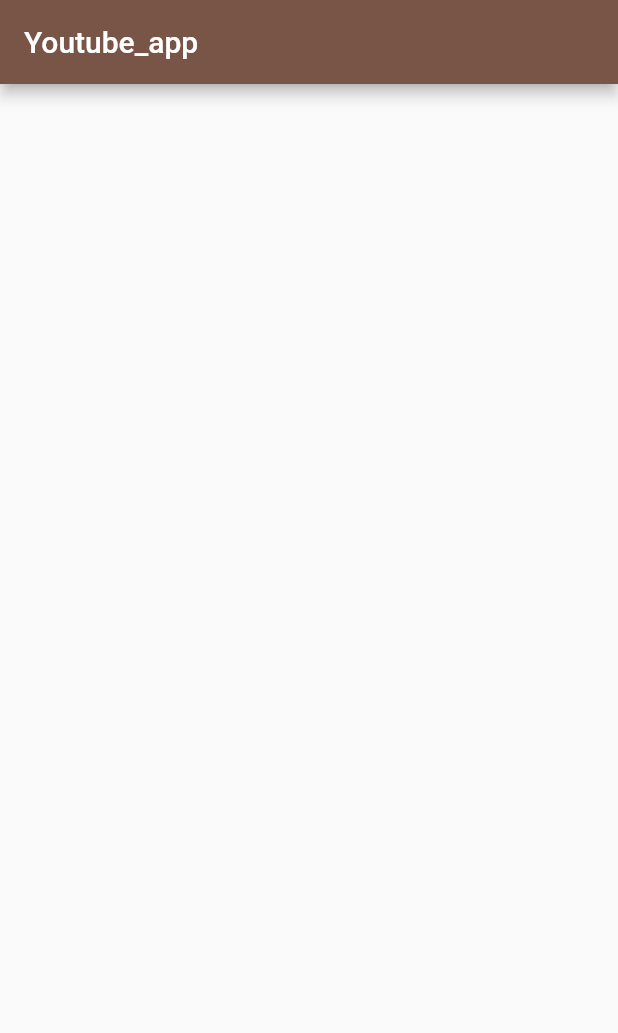
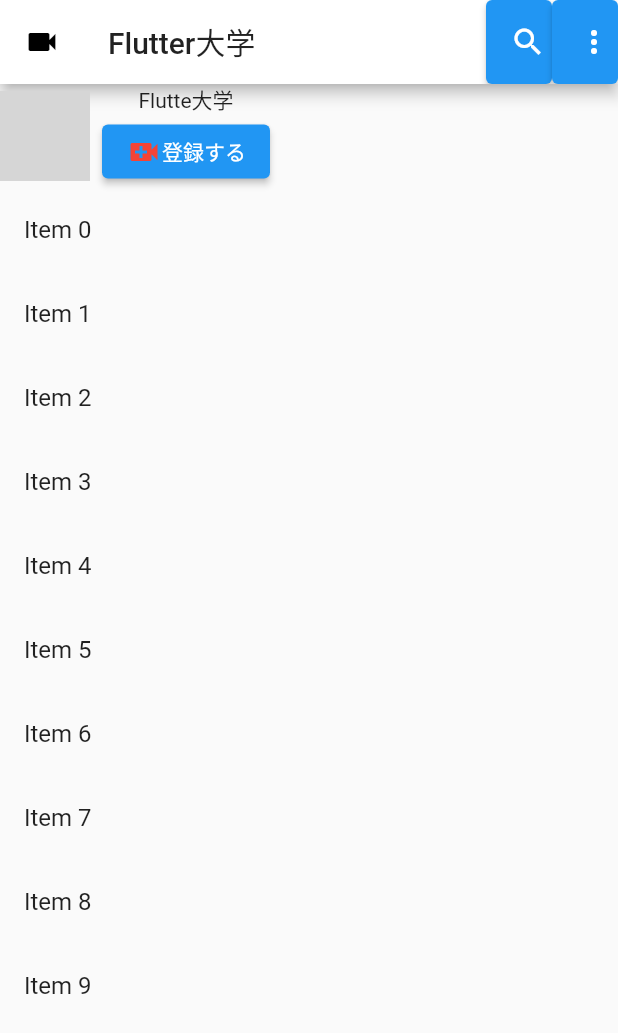
Before and after one commit to masakikono/youtube_app, a Flutter app: the screen it shows after launch, on a phone screen of 412 x 824 dp. Shown: the top 1033 px of the screen. Run offline on Flutter 3.47's test engine with Material 2 defaults, Android fonts, the phone set to English and light mode, and no system bars; network calls fail; grey boxes are pictures that could not be loaded.

Commit message:
add:made format like youtube

```diff
--- a/lib/main.dart
+++ b/lib/main.dart
@@ -12,7 +12,7 @@ class App extends StatelessWidget {
     return MaterialApp(
       title: 'Flutter Demo',
       theme: ThemeData(
-        primarySwatch: Colors.brown,
+        primaryColor: Colors.white,
       ),
       debugShowCheckedModeBanner: false,
       home: const MyHomePage(title: 'youtube_app'),
@@ -30,15 +30,84 @@ class MyHomePage extends StatefulWidget {
 }
 
 class _MyHomePageState extends State<MyHomePage> {
+  final items = List<String>.generate(10, (i) => "Item $i");
+
   @override
   Widget build(BuildContext context) {
     return Scaffold(
       appBar: AppBar(
-        title: Text('Youtube_app'),
-        backgroundColor: Colors.brown,
+        leading: Icon(Icons.videocam),
+        title: const Text(
+          'Flutter大学',
+        ),
+        actions: <Widget>[
+          SizedBox(
+            width: 44,
+            child: ElevatedButton(
+              child: Icon(Icons.search),
+              onPressed: () {
+                //todo
+              },
+            ),
+          ),
+          SizedBox(
+            width: 44,
+            child: ElevatedButton(
+              child: Icon(Icons.more_vert),
+              onPressed: () {
+                //todo
+              },
+            ),
+          ),
+        ],
       ),
-      body: Center(
-        child: Container(),
+      body: Container(
+        child: Column(
+          children: <Widget>[
+            Row(
+              children: <Widget>[
+                SizedBox(
+                  width: 60,
+                  height: 60,
+                  child: Image.network(
+                      'https://yt3.ggpht.com/Acyl-4aTTupNoyoxGGRVoC46a-cxqDk1_SC1JiuV-_XeHSeZBZqNJCjLlekP85t7Iw1qqp5aSA=s176-c-k-c0x00ffffff-no-rj'),
+                ),
+                const SizedBox(
+                  width: 8,
+                ),
+                Column(
+                  children: <Widget>[
+                    const Text('Flutte大学'),
+                    ElevatedButton(
+                      child: Row(
+                        children: <Widget>[
+                          Icon(
+                            Icons.video_call,
+                            color: Colors.red,
+                          ),
+                          Text('登録する'),
+                        ],
+                      ),
+                      onPressed: () {
+                        //
+                      },
+                    ),
+                  ],
+                ),
+              ],
+            ),
+            Expanded(
+              child: ListView.builder(
+                itemCount: items.length,
+                itemBuilder: (context, index) {
+                  return ListTile(
+                    title: Text(items[index]),
+                  );
+                },
+              ),
+            )
+          ],
+        ),
       ),
     );
   }
```
Also changed, not shown: 1 other file.
